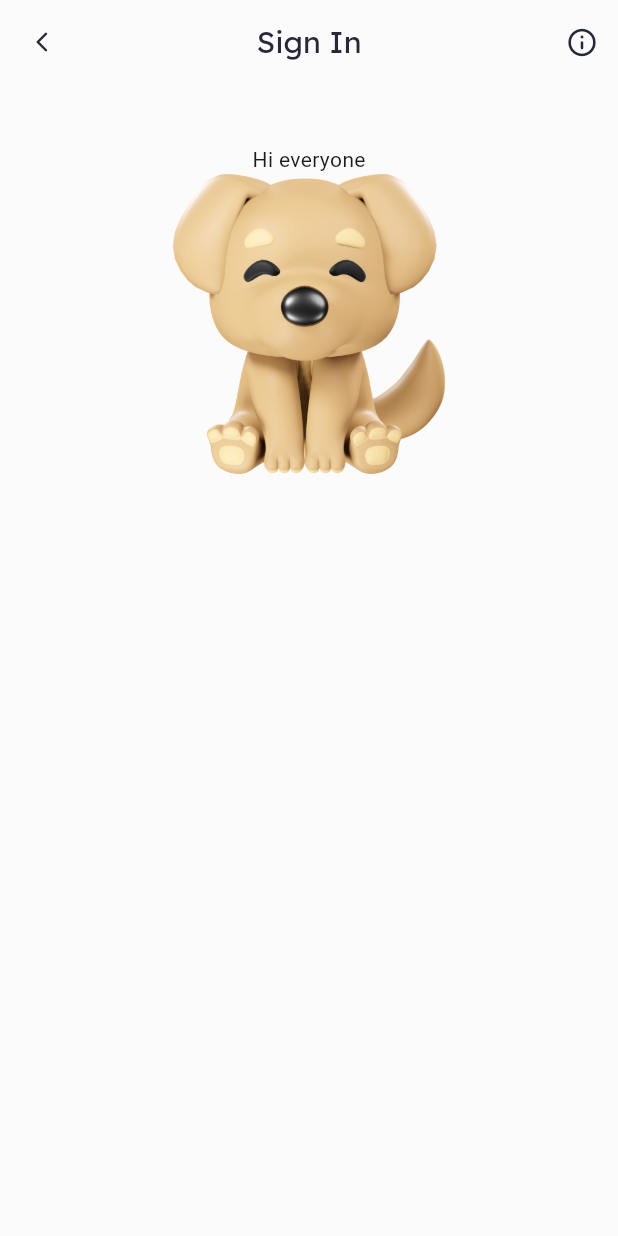
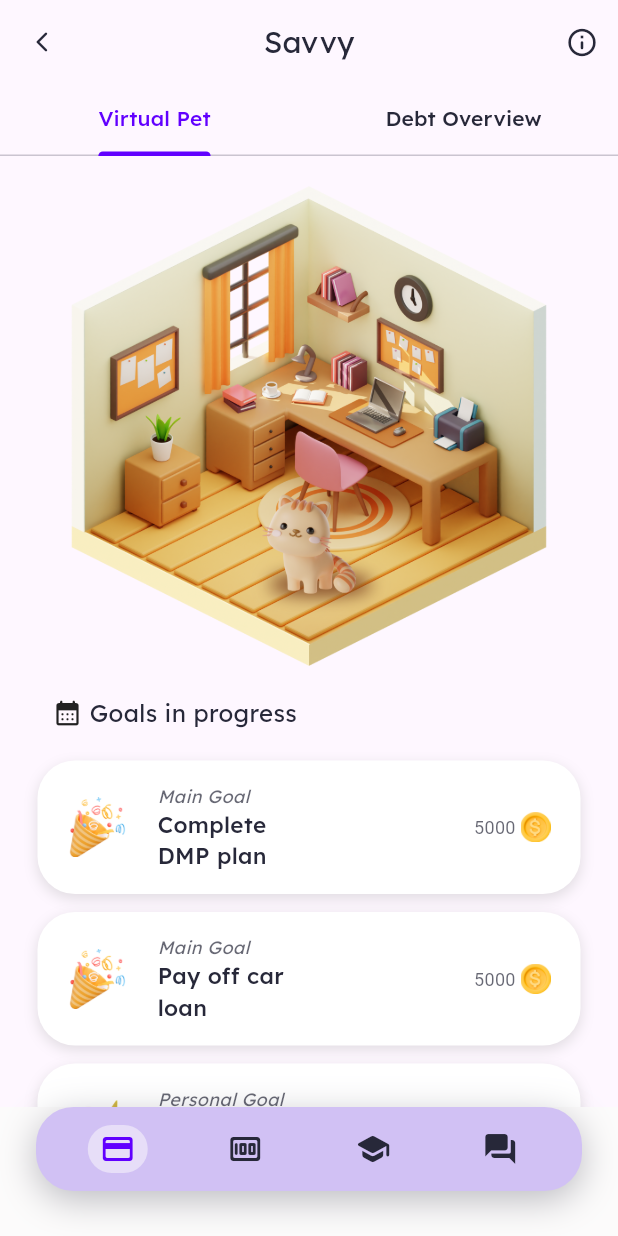
Before and after one commit to ohshuzanne/savvy, a Flutter app: the HomePage screen opened by its route, on a phone screen of 412 x 824 dp. Run offline on Flutter 3.47's test engine with Material 3 defaults, Android fonts, the phone set to English and light mode, and no system bars; our stand-ins replace sliding_up_panel.

Commit message:
-started work on virtualpet page

```diff
--- /dev/null
+++ b/lib/components/goalcontainer.dart
@@ -0,0 +1,190 @@
+import 'package:flutter/material.dart';
+import 'package:savvy/utils/colors.dart';
+
+class MainGoalCard extends StatelessWidget {
+  final String iconImagePath;
+  final String goalName;
+  final int reward;
+
+  const MainGoalCard({
+    Key? key,
+    required this.iconImagePath,
+    required this.goalName,
+    required this.reward,
+  }) : super(key: key);
+
+  @override
+  Widget build(BuildContext context) {
+    return Padding(
+      padding: const EdgeInsets.fromLTRB(25, 10, 25, 2),
+      child: Container(
+        decoration: BoxDecoration(
+          color: Colors.white,
+          borderRadius: BorderRadius.circular(25),
+          boxShadow: [
+            BoxShadow(
+              color: Colors.grey.withOpacity(0.3),
+              blurRadius: 7,
+              offset: Offset(0, 3),
+            ),
+          ],
+        ),
+        child: Padding(
+          padding: const EdgeInsets.fromLTRB(20, 15, 20, 15),
+          child: Row(
+            children: [
+              Container(
+                width: 40,
+                child: Image.asset(iconImagePath),
+              ),
+              SizedBox(width: 20),
+              Expanded(
+                child: Column(
+                  crossAxisAlignment: CrossAxisAlignment.start,
+                  children: [
+                    Text(
+                      "Main Goal",
+                      style: TextStyle(
+                        color: darkGrey.withOpacity(0.7),
+                        fontSize: 12,
+                        fontFamily: 'Lexend',
+                        fontStyle: FontStyle.italic,
+                      ),
+                    ),
+                    Text(
+                      goalName,
+                      style: TextStyle(
+                        color: darkGrey,
+                        fontSize: 15,
+                        fontWeight: FontWeight.w500,
+                        fontFamily: 'Lexend',
+                      ),
+                      softWrap: true,
+                    ),
+                  ],
+                ),
+              ),
+              Spacer(),
+              Row(
+                children: [
+                  Text(
+                    "$reward ",
+                    style: TextStyle(
+                      fontSize: 12,
+                      color: darkGrey.withOpacity(0.7),
+                    ),
+                  ),
+                  Container(
+                    height: 20,
+                    child: Image.asset('lib/images/3dcoin.png'),
+                  ),
+                ],
+              )
+            ],
+          ),
+        ),
+      ),
+    );
+  }
+}
+
+class PersonalGoalCard extends StatefulWidget {
+  final String iconImagePath;
+  final String goalName;
+  final int reward;
+
+  const PersonalGoalCard({
+    Key? key,
+    required this.iconImagePath,
+    required this.goalName,
+    required this.reward,
+  }) : super(key: key);
+
+  @override
+  State<PersonalGoalCard> createState() => _PersonalGoalCardState();
+}
+
+class _PersonalGoalCardState extends State<PersonalGoalCard> {
+  bool _isCompleted = false;
+
+  @override
+  Widget build(BuildContext context) {
+    return Padding(
+      padding: const EdgeInsets.fromLTRB(25, 10, 25, 2),
+      child: Container(
+        decoration: BoxDecoration(
+          color: Colors.white,
+          borderRadius: BorderRadius.circular(25),
+          boxShadow: [
+            BoxShadow(
+              color: Colors.grey.withOpacity(0.3),
+              blurRadius: 7,
+              offset: Offset(0, 3),
+            ),
+          ],
+        ),
+        child: Padding(
+          padding: const EdgeInsets.fromLTRB(20, 15, 20, 15),
+          child: Row(
+            children: [
+              Container(
+                width: 40,
+                child: Image.asset(widget.iconImagePath),
+              ),
+              SizedBox(width: 20),
+              Expanded(
+                child: Column(
+                  crossAxisAlignment: CrossAxisAlignment.start,
+                  children: [
+                    Text(
+                      "Personal Goal",
+                      style: TextStyle(
+                        color: darkGrey.withOpacity(0.7),
+                        fontSize: 12,
+                        fontFamily: 'Lexend',
+                        fontStyle: FontStyle.italic,
+                      ),
+                    ),
+                    Text(
+                      widget.goalName,
+                      style: TextStyle(
+                        color: darkGrey,
+                        fontSize: 15,
+                        fontWeight: FontWeight.w500,
+                        fontFamily: 'Lexend',
+                      ),
+                      softWrap: true,
+                    ),
+                  ],
+                ),
+              ),
+              Text(
+                "${widget.reward} ",
+                style: TextStyle(
+                  fontSize: 12,
+                  color: darkGrey.withOpacity(0.7),
+                ),
+              ),
+              Container(
+                height: 20,
+                child: Image.asset('lib/images/3dcoin.png'),
+              ),
+              // Add a button next to the coin
+              IconButton(
+                icon: Icon(
+                  _isCompleted ? Icons.check : Icons.check_box_rounded,
+                  color: _isCompleted ? lightGreen : lightGreen,
+                ),
+                onPressed: () {
+                  setState(() {
+                    _isCompleted = !_isCompleted;
+                  });
+                },
+              ),
+            ],
+          ),
+        ),
+      ),
+    );
+  }
+}
--- a/lib/components/panelwidget.dart
+++ b/lib/components/panelwidget.dart
@@ -12,6 +12,7 @@ class RegisterPanelWidget extends StatelessWidget {
   TextEditingController passwordController = TextEditingController();
   TextEditingController confirmPasswordController = TextEditingController();
   TextEditingController emailController = TextEditingController();
+  TextEditingController petNameController = TextEditingController();
   final Function()? onSaveRegistration;
 
   RegisterPanelWidget({
@@ -24,6 +25,7 @@ class RegisterPanelWidget extends StatelessWidget {
     required this.confirmPasswordController,
     required this.emailController,
     required this.onSaveRegistration,
+    required this.petNameController,
   }) : super(key: key);
 
   @override
@@ -74,6 +76,7 @@ class RegisterPanelWidget extends StatelessWidget {
                       fontSize: 18,
                     ),
                   ),
+                  const SizedBox(height: 6),
                   Text(
                     "Be patient! You're just one step away from meeting your virtual pet.",
                     style: TextStyle(
@@ -121,6 +124,15 @@ class RegisterPanelWidget extends StatelessWidget {
               obscureText: true,
             ),
 
+            const SizedBox(height: 15),
+
+            //pet name text field
+            PrimaryTextField(
+              controller: petNameController,
+              hintText: "Pet Name",
+              obscureText: false,
+            ),
+
             const SizedBox(height: 30),
 
             //save button
--- /dev/null
+++ b/lib/view/communityexchangepage.dart
@@ -0,0 +1,28 @@
+import 'package:flutter/material.dart';
+
+class CommunityExchangePage extends StatefulWidget {
+  const CommunityExchangePage({super.key});
+
+  @override
+  State<CommunityExchangePage> createState() => _CommunityExchangePageState();
+}
+
+class _CommunityExchangePageState extends State<CommunityExchangePage> {
+  @override
+  Widget build(BuildContext context) {
+    return Scaffold(
+      resizeToAvoidBottomInset: true,
+      body: SafeArea(
+        child: SingleChildScrollView(
+          child: Column(
+            children: [
+              Text(
+                "Community Exchange",
+              ),
+            ],
+          ),
+        ),
+      ),
+    );
+  }
+}
--- /dev/null
+++ b/lib/view/debtmanagerpage.dart
@@ -0,0 +1,88 @@
+import 'package:flutter/material.dart';
+import 'package:savvy/utils/colors.dart';
+import 'package:savvy/components/showdialog.dart';
+import 'package:savvy/view/fulldebtoverviewpage.dart';
+import 'package:savvy/view/virtualpetpage.dart';
+
+class DebtManagerPage extends StatefulWidget {
+  const DebtManagerPage({super.key});
+
+  @override
+  State<DebtManagerPage> createState() => _DebtManagerPageState();
+}
+
+class _DebtManagerPageState extends State<DebtManagerPage>
+    with SingleTickerProviderStateMixin {
+  TabController? _tabController;
+
+  @override
+  void initState() {
+    super.initState();
+    _tabController = TabController(length: 2, vsync: this);
+  }
+
+  @override
+  void dispose() {
+    _tabController?.dispose();
+    super.dispose();
+  }
+
+  @override
+  Widget build(BuildContext context) {
+    return Scaffold(
+      resizeToAvoidBottomInset: true,
+      appBar: AppBar(
+        backgroundColor: Colors.transparent,
+        foregroundColor: darkGrey,
+        leading: GestureDetector(
+          onTap: () => Navigator.pop(context),
+          child: const Icon(
+            Icons.arrow_back_ios_new_rounded,
+            size: 16,
+          ),
+        ),
+        title: const Text(
+          "Savvy",
+          style: TextStyle(
+            fontFamily: 'Lexend',
+            fontSize: 20,
+          ),
+        ),
+        centerTitle: true,
+        actions: [
+          IconButton(
+            onPressed: () {
+              CustomAlertDialog.showAlertDialog(
+                context,
+                "This page is used for registered users to sign in. Please return to the previous page if you are not a registered user.",
+                "Info",
+                textColor: darkGrey,
+              );
+            },
+            icon: const Icon(Icons.info_outline_rounded, size: 22),
+          ),
+        ],
+        bottom: TabBar(
+          controller: _tabController,
+          tabs: const [
+            Tab(text: 'Virtual Pet'),
+            Tab(text: 'Debt Overview'),
+          ],
+          labelColor: primaryPurple,
+          unselectedLabelColor: darkGrey,
+          indicatorColor: primaryPurple,
+          labelStyle: TextStyle(
+            fontFamily: 'Lexend',
+          ),
+        ),
+      ),
+      body: TabBarView(
+        controller: _tabController,
+        children: [
+          VirtualPetPage(),
+          FullDebtOverviewPage(),
+        ],
+      ),
+    );
+  }
+}
--- /dev/null
+++ b/lib/view/expensestrackerpage.dart
@@ -0,0 +1,62 @@
+import 'package:flutter/material.dart';
+import 'package:savvy/components/showdialog.dart';
+import 'package:savvy/utils/colors.dart';
+
+class ExpensesTrackerPage extends StatefulWidget {
+  const ExpensesTrackerPage({super.key});
+
+  @override
+  State<ExpensesTrackerPage> createState() => _ExpensesTrackerPageState();
+}
+
+class _ExpensesTrackerPageState extends State<ExpensesTrackerPage> {
+  @override
+  Widget build(BuildContext context) {
+    return Scaffold(
+      resizeToAvoidBottomInset: true,
+      appBar: AppBar(
+        backgroundColor: Colors.transparent,
+        foregroundColor: darkGrey,
+        leading: GestureDetector(
+          onTap: () => Navigator.pop(context),
+          child: const Icon(
+            Icons.arrow_back_ios_new_rounded,
+            size: 16,
+          ),
+        ),
+        title: const Text(
+          "Savvy",
+          style: TextStyle(
+            fontFamily: 'Lexend',
+            fontSize: 20,
+          ),
+        ),
+        centerTitle: true,
+        actions: [
+          IconButton(
+            onPressed: () {
+              CustomAlertDialog.showAlertDialog(
+                context,
+                "This page is used for registered users to sign in. Please return to the previous page if you are not a registered user.",
+                "Info",
+                textColor: darkGrey,
+              );
+            },
+            icon: const Icon(Icons.info_outline_rounded, size: 22),
+          ),
+        ],
+      ),
+      body: SafeArea(
+        child: SingleChildScrollView(
+          child: Column(
+            children: [
+              Text(
+                "Expenses Tracker Page",
+              ),
+            ],
+          ),
+        ),
+      ),
+    );
+  }
+}
--- /dev/null
+++ b/lib/view/financialliteracyhub.dart
@@ -0,0 +1,28 @@
+import 'package:flutter/material.dart';
+
+class FinancialLiteracyHub extends StatefulWidget {
+  const FinancialLiteracyHub({super.key});
+
+  @override
+  State<FinancialLiteracyHub> createState() => _FinancialLiteracyHubState();
+}
+
+class _FinancialLiteracyHubState extends State<FinancialLiteracyHub> {
+  @override
+  Widget build(BuildContext context) {
+    return Scaffold(
+      resizeToAvoidBottomInset: true,
+      body: SafeArea(
+        child: SingleChildScrollView(
+          child: Column(
+            children: [
+              Text(
+                "Financial Literacy Hub",
+              ),
+            ],
+          ),
+        ),
+      ),
+    );
+  }
+}
--- /dev/null
+++ b/lib/view/fulldebtoverviewpage.dart
@@ -0,0 +1,28 @@
+import 'package:flutter/material.dart';
+
+class FullDebtOverviewPage extends StatefulWidget {
+  const FullDebtOverviewPage({super.key});
+
+  @override
+  State<FullDebtOverviewPage> createState() => _FullDebtOverviewPageState();
+}
+
+class _FullDebtOverviewPageState extends State<FullDebtOverviewPage> {
+  @override
+  Widget build(BuildContext context) {
+    return Scaffold(
+      body: SafeArea(
+        child: SingleChildScrollView(
+          child: Center(
+            child: Column(
+              crossAxisAlignment: CrossAxisAlignment.start,
+              children: [
+                Text("Debt Overview Page"),
+              ],
+            ),
+          ),
+        ),
+      ),
+    );
+  }
+}
--- a/lib/view/homepage.dart
+++ b/lib/view/homepage.dart
@@ -1,70 +1,89 @@
 import 'package:flutter/material.dart';
 import 'package:savvy/utils/colors.dart';
 import 'package:savvy/components/showdialog.dart';
+import 'package:savvy/view/communityexchangepage.dart';
+import 'package:savvy/view/debtmanagerpage.dart';
+import 'package:savvy/view/expensestrackerpage.dart';
+import 'package:savvy/view/financialliteracyhub.dart';
 
 class HomePage extends StatefulWidget {
-  const HomePage({super.key});
+  const HomePage({Key? key}) : super(key: key);
 
   @override
   State<HomePage> createState() => _HomePageState();
 }
 
 class _HomePageState extends State<HomePage> {
+  int _selectedIndex = 0;
+
+  final List<Widget> _pages = [
+    DebtManagerPage(),
+    ExpensesTrackerPage(),
+    FinancialLiteracyHub(),
+    CommunityExchangePage(),
+  ];
+
   @override
   Widget build(BuildContext context) {
     return Scaffold(
-      appBar: AppBar(
-        backgroundColor: Colors.transparent,
-        foregroundColor: darkGrey,
-        leading: GestureDetector(
-          onTap: () => Navigator.pop(context),
-          child: const Icon(
-            Icons.arrow_back_ios_new_rounded,
-            size: 16,
-          ),
-        ),
-        title: const Text(
-          "Sign In",
-          style: TextStyle(
-            fontFamily: 'Lexend',
-            fontSize: 20,
-          ),
-        ),
-        centerTitle: true,
-        actions: [
-          IconButton(
-            onPressed: () {
-              CustomAlertDialog.showAlertDialog(
-                context,
-                "This page is used for registered users to sign in. Please return to the previous page if you are not a registered user.",
-                "Info",
-                textColor: darkGrey,
-              );
-            },
-            icon: const Icon(Icons.info_outline_rounded, size: 22),
-          ),
-        ],
-      ),
+      resizeToAvoidBottomInset: true,
       backgroundColor: backgroundWhite,
-      body: SafeArea(
-        child: Center(
-          child: Column(
-            mainAxisAlignment: MainAxisAlignment.start,
-            children: [
-              //spacing at the top
-              const SizedBox(height: 40),
-
-              Text("Hi everyone"),
-
-              //picture container
-              Container(
-                height: 200,
-                child: Image.asset('lib/images/3dpuppy.png'),
-              ),
-            ],
+      body: _pages[_selectedIndex],
+      bottomNavigationBar: Container(
+        child: SafeArea(
+          child: Container(
+            height: 56,
+            padding: EdgeInsets.all(12),
+            margin: EdgeInsets.fromLTRB(24, 0, 24, 30),
+            decoration: BoxDecoration(
+              color: lightPurple,
+              borderRadius: BorderRadius.circular(25),
+              boxShadow: [
+                BoxShadow(
+                  color: darkGrey.withOpacity(0.30),
+                  offset: Offset(0, 6),
+                  blurRadius: 20,
+                ),
+              ],
+            ),
+            child: Row(
+              mainAxisAlignment: MainAxisAlignment.spaceAround,
+              children: [
+                _buildNavItem(Icons.payment_rounded, 0),
+                _buildNavItem(Icons.money_rounded, 1),
+                _buildNavItem(Icons.school_rounded, 2),
+                _buildNavItem(Icons.forum_rounded, 3),
+              ],
+            ),
           ),
         ),
       ),
     );
   }
+
+  Widget _buildNavItem(IconData icon, int index) {
+    bool isSelected = _selectedIndex == index;
+    return GestureDetector(
+      onTap: () {
+        setState(() {
+          _selectedIndex = index;
+        });
+      },
+      child: AnimatedContainer(
+        duration: Duration(milliseconds: 300),
+        width: 40,
+        height: 40,
+        decoration: BoxDecoration(
+          color: isSelected
+              ? backgroundWhite.withOpacity(0.5)
+              : Colors.transparent,
+          borderRadius: BorderRadius.circular(25),
+        ),
+        child: Icon(
+          icon,
+          color: isSelected ? primaryPurple : darkGrey,
+        ),
+      ),
+    );
+  }
 }
--- a/lib/view/registerpage.dart
+++ b/lib/view/registerpage.dart
@@ -21,6 +21,7 @@ class _RegisterPageState extends State<RegisterPage> {
   final TextEditingController _usernameController = TextEditingController();
   final TextEditingController _confirmPasswordController =
       TextEditingController();
+  final TextEditingController _petNameController = TextEditingController();
 
   bool isToggled = false;
   final panelController = PanelController();
@@ -38,6 +39,7 @@ class _RegisterPageState extends State<RegisterPage> {
     _passwordController.dispose();
     _confirmPasswordController.dispose();
     _pageController.dispose();
+    _petNameController.dispose();
     super.dispose();
   }
 
@@ -82,6 +84,7 @@ class _RegisterPageState extends State<RegisterPage> {
       'username': _emailController.text,
       'password': _passwordController.text,
       'selectedPet': selectedPet,
+      'petName': _petNameController.text,
     };
 
     // Convert the registration data to JSON format
@@ -95,7 +98,7 @@ class _RegisterPageState extends State<RegisterPage> {
   @override
   Widget build(BuildContext context) {
     final panelHeightClosed = MediaQuery.of(context).size.height * 0.46;
-    final panelHeightOpen = MediaQuery.of(context).size.height * 0.72;
+    final panelHeightOpen = MediaQuery.of(context).size.height * 0.75;
     return Scaffold(
       //appbar
       appBar: AppBar(
@@ -210,6 +213,7 @@ class _RegisterPageState extends State<RegisterPage> {
                 passwordController: _passwordController,
                 confirmPasswordController: _confirmPasswordController,
                 emailController: _emailController,
+                petNameController: _petNameController,
                 onSaveRegistration: saveRegistrationDetails,
               ),
             ),
--- /dev/null
+++ b/lib/view/virtualpetpage.dart
@@ -0,0 +1,83 @@
+import 'package:flutter/material.dart';
+import 'package:savvy/utils/colors.dart';
+import 'package:savvy/components/goalcontainer.dart';
+
+class VirtualPetPage extends StatefulWidget {
+  const VirtualPetPage({super.key});
+
+  @override
+  State<VirtualPetPage> createState() => _VirtualPetPageState();
+}
+
+class _VirtualPetPageState extends State<VirtualPetPage> {
+  @override
+  Widget build(BuildContext context) {
+    return Scaffold(
+      body: SafeArea(
+        child: SingleChildScrollView(
+          child: Center(
+            child: Column(
+              crossAxisAlignment: CrossAxisAlignment.start,
+              children: [
+                //spacing
+                const SizedBox(height: 20),
+
+                //pet image
+                Center(
+                  child: Container(
+                    width: 320,
+                    child: Image.asset('lib/images/3droomwithcat.png'),
+                  ),
+                ),
+
+                //heading for text
+                Padding(
+                  padding: const EdgeInsets.fromLTRB(
+                    35,
+                    20,
+                    35,
+                    10,
+                  ),
+                  child: Row(
+                    children: [
+                      Icon(
+                        Icons.calendar_month_rounded,
+                        size: 20,
+                      ),
+                      Text(
+                        " Goals in progress",
+                        style: TextStyle(
+                          color: darkGrey,
+                          fontSize: 16,
+                          fontFamily: 'Lexend',
+                        ),
+                      ),
+                    ],
+                  ),
+                ),
+
+                //container for main goals
+                MainGoalCard(
+                    iconImagePath: 'lib/images/3dbiggoal.png',
+                    goalName: "Complete DMP plan",
+                    reward: 5000),
+                MainGoalCard(
+                  iconImagePath: 'lib/images/3dbiggoal.png',
+                  goalName: "Pay off car loan",
+                  reward: 5000,
+                ),
+
+                //container for personal goals
+                PersonalGoalCard(
+                  iconImagePath: 'lib/images/3dpersonalgoal.png',
+                  goalName: "Pay back RM200 to Dalton",
+                  reward: 200,
+                ),
+              ],
+            ),
+          ),
+        ),
+      ),
+    );
+  }
+}
--- a/pubspec.yaml
+++ b/pubspec.yaml
@@ -33,6 +33,8 @@ dependencies:
   cupertino_icons: ^1.0.6
   smooth_page_indicator: ^1.1.0
   sliding_up_panel: ^2.0.0
+  google_nav_bar: ^5.0.6
+
 
 
 dev_dependencies:
```
Also changed, not shown: lib/images/3dbiggoal.png (added), lib/images/3dcoin.png (added), lib/images/3dpersonalgoal.png (added), lib/images/3droomwithcat.png (added), pubspec.lock.
